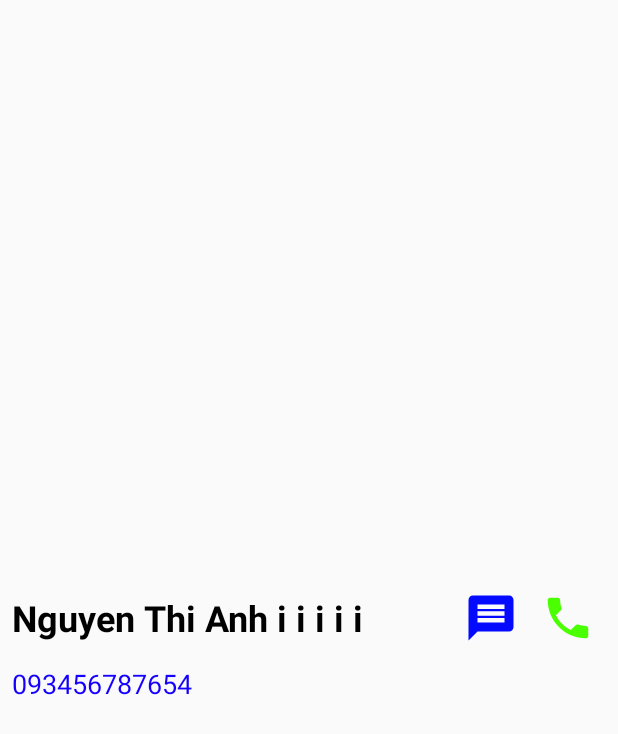
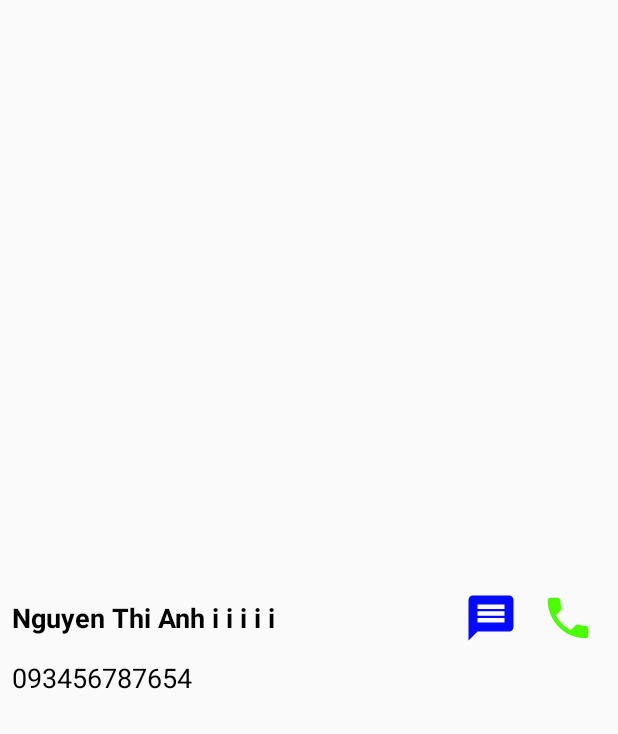
Before and after one commit to hajaulee/android-simple-contacts, an Android app: the layout listview_item.xml on its own in the app's theme, with its tools: preview values and no code run, on a phone screen of 412 x 824 dp. Shown: the top 734 px of the screen. Run offline under Robolectric (Android 15) with nearby library versions, the phone set to English and light mode, and no system bars.

Commit message:
Edit text size

```diff
--- a/src/main/res/layout/listview_item.xml
+++ b/src/main/res/layout/listview_item.xml
@@ -12,7 +12,7 @@
     android:paddingStart="8dp"
     android:paddingEnd="12dp"
     android:maxWidth="320dp"
-    android:textSize="24sp"
+    android:textSize="18sp"
     android:textStyle="bold"
     android:textColor="@color/dark"
     android:text="@string/name"/>
@@ -22,7 +22,7 @@
     android:layout_height="wrap_content"
     android:layout_below="@id/name"
     android:layout_marginTop="15dp"
-    android:textColor="@color/colorPrimary"
+    android:textColor="@color/dark"
     android:paddingStart="8dp"
     android:paddingEnd="12dp"
     android:textSize="18sp"
```
Also changed, not shown: 2 other files.
